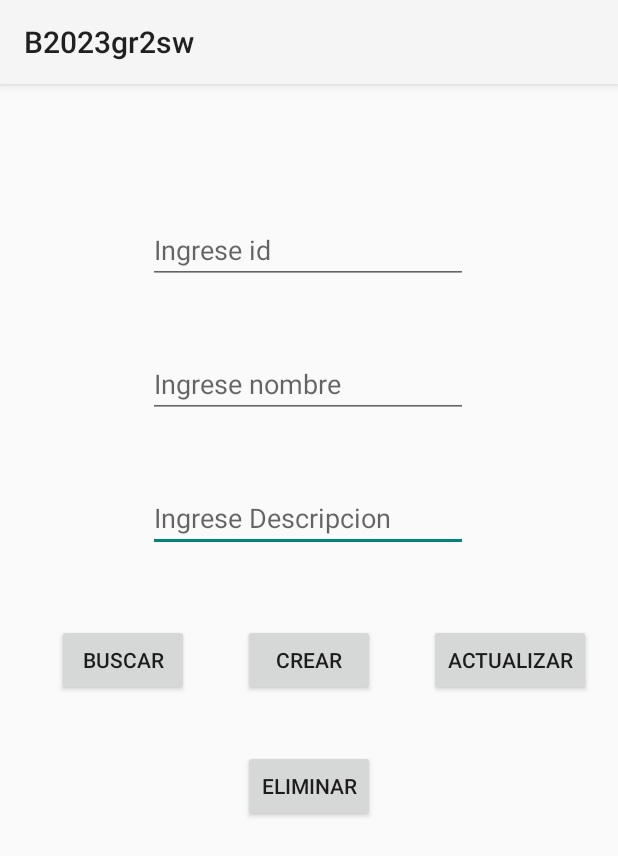
After one commit to EPN-2023B-Moviles-GR2SW/mov-gr2sw-morales-villacreses-mateo-fabian, an Android app built with Jetpack Compose: the ECrudEntrenador screen opened directly, with no data from a screen before it, on a phone screen of 412 x 824 dp. The commit adds this screen. Shown: the top 856 px of the screen. Run offline under Robolectric (Android 15) with nearby library versions, the phone set to English and light mode, and no system bars.

Commit message:
Add new files and update manifest for RecyclerView and SQLite functionality

```diff
--- a/02-Android/app/src/main/AndroidManifest.xml
+++ b/02-Android/app/src/main/AndroidManifest.xml
@@ -12,6 +12,12 @@
         android:supportsRtl="true"
         android:theme="@style/Theme.AppCompat.Light"
         tools:targetApi="31">
+        <activity
+            android:name=".FRecyclerView"
+            android:exported="false" />
+        <activity
+            android:name=".ECrudEntrenador"
+            android:exported="false" />
         <activity
             android:name=".CIntentExplicitoParametros"
             android:exported="false" />
--- /dev/null
+++ b/02-Android/app/src/main/java/com/example/b2023gr2sw/ECrudEntrenador.kt
@@ -0,0 +1,82 @@
+package com.example.b2023gr2sw
+
+import androidx.appcompat.app.AppCompatActivity
+import android.os.Bundle
+import android.widget.Button
+import android.widget.EditText
+import com.google.android.material.snackbar.Snackbar
+
+class ECrudEntrenador : AppCompatActivity() {
+    override fun onCreate(savedInstanceState: Bundle?) {
+        super.onCreate(savedInstanceState)
+        setContentView(R.layout.activity_ecrud_entrenador)
+
+        val botonBuscarBDD = findViewById<Button>(R.id.btn_buscar_bdd)
+        // Buscar Entrenador
+        botonBuscarBDD.setOnClickListener {
+            // Consultar componentes visuales
+            val id = findViewById<EditText>(R.id.input_id)
+            val nombre = findViewById<EditText>(R.id.input_nombre)
+            val descripcion = findViewById<EditText>(R.id.input_descripcion)
+            // Consultar SQLite
+            val entrenador = EBaseDeDatos.tablaEntrenador!!
+                .consultarEntrenadorPorID(
+                    id.text.toString().toInt()
+                )
+            // Setear el texto en componentes visuales
+            id.setText(entrenador.id.toString())
+            nombre.setText(entrenador.nombre)
+            descripcion.setText(entrenador.description)
+            mostrarSnackbar("Usu. encontrado")
+        }
+
+        val botonCrearBDD = findViewById<Button>(R.id.btn_crear_bdd)
+        botonCrearBDD
+            .setOnClickListener {
+                val nombre = findViewById<EditText>(R.id.input_nombre)
+                val descripcion = findViewById<EditText>(R.id.input_descripcion)
+                val respuesta = EBaseDeDatos
+                    .tablaEntrenador!!.crearEntrendador(
+                        nombre.text.toString(),
+                        descripcion.text.toString()
+                    )
+                if (respuesta) mostrarSnackbar("Ent. Creado")
+            }
+
+        val botonActualizarBDD = findViewById<Button>(R.id.btn_actualizar_bdd)
+        botonActualizarBDD
+            .setOnClickListener {
+                val id = findViewById<EditText>(R.id.input_id)
+                val nombre = findViewById<EditText>(R.id.input_nombre)
+                val descripcion = findViewById<EditText>(R.id.input_descripcion)
+                val respuesta = EBaseDeDatos
+                    .tablaEntrenador!!.actualizarEntrenadorFormulario(
+                        nombre.text.toString(),
+                        descripcion.text.toString(),
+                        id.text.toString().toInt()
+                    )
+                if (respuesta) mostrarSnackbar("Usu. Actualizado")
+            }
+
+        val botonEliminarBDD = findViewById<Button>(R.id.btn_eliminar_bdd)
+        botonEliminarBDD
+            .setOnClickListener {
+                val id = findViewById<EditText>(R.id.input_id)
+                val respuesta = EBaseDeDatos
+                    .tablaEntrenador!!.eliminarEntrenadorFormulario(
+                        id.text.toString().toInt()
+                    )
+                if (respuesta) mostrarSnackbar("Usu. Eliminado")
+            }
+    }
+
+    fun mostrarSnackbar(texto: String) {
+        Snackbar
+            .make(
+                findViewById(R.id.cl_sqlite),
+                texto,
+                Snackbar.LENGTH_LONG
+            )
+            .show()
+    }
+}
--- /dev/null
+++ b/02-Android/app/src/main/res/layout/activity_ecrud_entrenador.xml
@@ -0,0 +1,91 @@
+<?xml version="1.0" encoding="utf-8"?>
+<androidx.constraintlayout.widget.ConstraintLayout xmlns:android="http://schemas.android.com/apk/res/android"
+    xmlns:app="http://schemas.android.com/apk/res-auto"
+    xmlns:tools="http://schemas.android.com/tools"
+    android:id="@+id/cl_sqlite"
+    android:layout_width="match_parent"
+    android:layout_height="match_parent"
+    tools:context=".ECrudEntrenador">
+
+    <Button
+        android:id="@+id/btn_crear_bdd"
+        android:layout_width="wrap_content"
+        android:layout_height="wrap_content"
+        android:text="Crear"
+        app:layout_constraintBottom_toBottomOf="parent"
+        app:layout_constraintEnd_toEndOf="parent"
+        app:layout_constraintStart_toStartOf="parent"
+        app:layout_constraintTop_toTopOf="parent" />
+
+    <Button
+        android:id="@+id/btn_buscar_bdd"
+        android:layout_width="wrap_content"
+        android:layout_height="wrap_content"
+        android:layout_marginEnd="36dp"
+        android:text="Buscar"
+        app:layout_constraintBottom_toBottomOf="@+id/btn_crear_bdd"
+        app:layout_constraintEnd_toStartOf="@+id/btn_crear_bdd"
+        app:layout_constraintTop_toTopOf="@+id/btn_crear_bdd"
+        app:layout_constraintVertical_bias="0.0" />
+
+    <Button
+        android:id="@+id/btn_actualizar_bdd"
+        android:layout_width="wrap_content"
+        android:layout_height="wrap_content"
+        android:layout_marginStart="36dp"
+        android:text="Actualizar"
+        app:layout_constraintBottom_toBottomOf="@+id/btn_crear_bdd"
+        app:layout_constraintStart_toEndOf="@+id/btn_crear_bdd"
+        app:layout_constraintTop_toTopOf="@+id/btn_crear_bdd"
+        app:layout_constraintVertical_bias="0.0" />
+
+    <Button
+        android:id="@+id/btn_eliminar_bdd"
+        android:layout_width="wrap_content"
+        android:layout_height="wrap_content"
+        android:layout_marginTop="36dp"
+        android:text="Eliminar"
+        app:layout_constraintEnd_toEndOf="@+id/btn_crear_bdd"
+        app:layout_constraintHorizontal_bias="0.0"
+        app:layout_constraintStart_toStartOf="@+id/btn_crear_bdd"
+        app:layout_constraintTop_toBottomOf="@+id/btn_crear_bdd" />
+
+    <EditText
+        android:id="@+id/input_descripcion"
+        android:layout_width="wrap_content"
+        android:layout_height="wrap_content"
+        android:layout_marginBottom="48dp"
+        android:ems="10"
+        android:hint="Ingrese Descripcion"
+        android:inputType="text"
+        app:layout_constraintBottom_toTopOf="@+id/btn_crear_bdd"
+        app:layout_constraintEnd_toEndOf="@+id/btn_crear_bdd"
+        app:layout_constraintHorizontal_bias="0.508"
+        app:layout_constraintStart_toStartOf="@+id/btn_crear_bdd" />
+
+    <EditText
+        android:id="@+id/input_nombre"
+        android:layout_width="wrap_content"
+        android:layout_height="wrap_content"
+        android:layout_marginBottom="44dp"
+        android:ems="10"
+        android:hint="Ingrese nombre"
+        android:inputType="text"
+        app:layout_constraintBottom_toTopOf="@+id/input_descripcion"
+        app:layout_constraintEnd_toEndOf="@+id/input_descripcion"
+        app:layout_constraintHorizontal_bias="0.0"
+        app:layout_constraintStart_toStartOf="@+id/input_descripcion" />
+
+    <EditText
+        android:id="@+id/input_id"
+        android:layout_width="wrap_content"
+        android:layout_height="wrap_content"
+        android:layout_marginBottom="44dp"
+        android:ems="10"
+        android:hint="Ingrese id"
+        android:inputType="text"
+        app:layout_constraintBottom_toTopOf="@+id/input_nombre"
+        app:layout_constraintEnd_toEndOf="@+id/input_nombre"
+        app:layout_constraintHorizontal_bias="0.0"
+        app:layout_constraintStart_toStartOf="@+id/input_nombre" />
+</androidx.constraintlayout.widget.ConstraintLayout>
```
Also changed, not shown: 02-Android/app/src/main/java/com/example/b2023gr2sw/EBaseDeDatos.kt (added, +7 -0 lines), 02-Android/app/src/main/java/com/example/b2023gr2sw/ESqliteHelperEntrenador.kt (added, +120 -0 lines), 02-Android/app/src/main/java/com/example/b2023gr2sw/FRecyclerView.kt (added, +11 -0 lines), 02-Android/app/src/main/java/com/example/b2023gr2sw/FRecyclerViewAdaptadorNombreDescripcion.kt (added, +32 -0 lines), 02-Android/app/src/main/java/com/example/b2023gr2sw/MainActivity.kt (+15 -0 lines), 02-Android/app/src/main/res/layout/activity_frecycler_view.xml (added, +9 -0 lines), 02-Android/app/src/main/res/layout/activity_main.xml (+22 -0 lines), 1 other file.
